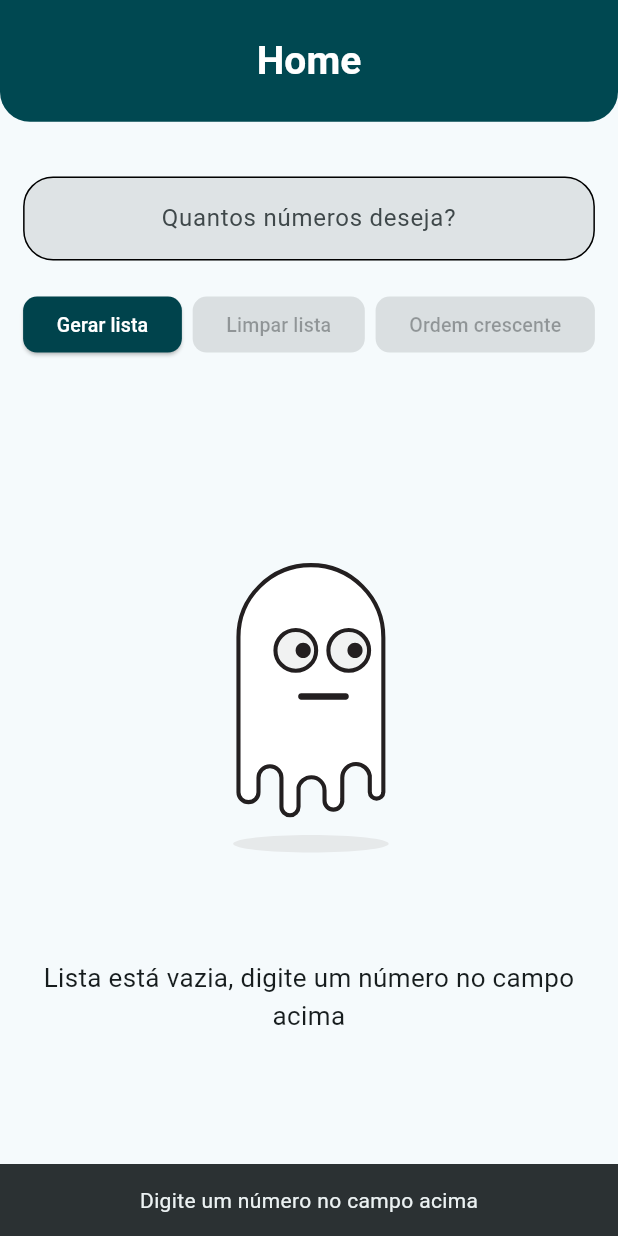
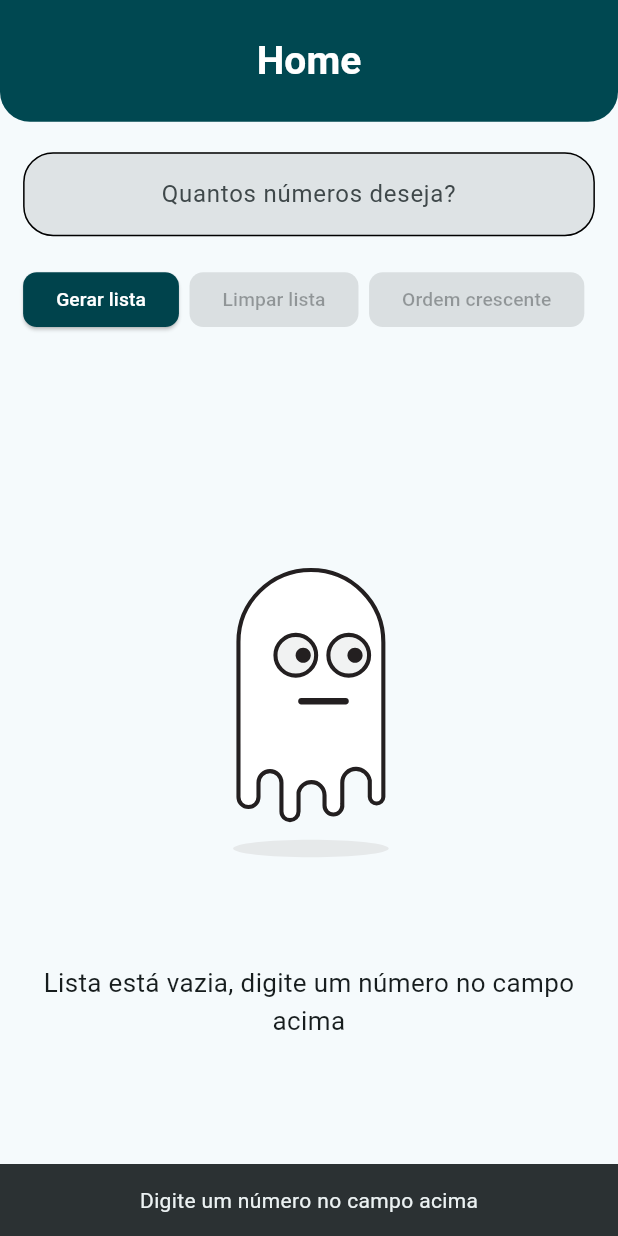
Before and after one commit to Carlos-Menezes94/app_case, a Flutter app: the screen it shows after launch, after a tap on "Gerar lista", on a phone screen of 412 x 824 dp. Run offline on Flutter 3.47's test engine with Material 3 defaults, Android fonts, the phone set to English and light mode, and no system bars; our stand-ins replace flutter_screenutil, get_it, lottie; Roboto replaces fonts that are missing (Montserrat).

Commit message:
validating ascending order of the list, displaying ordered list feedback, adjusting home buttons, adjusting store and dependency injector

```diff
--- a/lib/app/core/dependency_injector/dependecy_injector.dart
+++ b/lib/app/core/dependency_injector/dependecy_injector.dart
@@ -10,7 +10,7 @@ class DependecyInjector {
 
     getIt.registerSingleton<ExamApiRepositoryAbstract>(ExamApiImpl());
 
-    getIt.registerSingleton(HomeStore(null));
+    getIt.registerSingleton(HomeStore());
 
     getIt.registerFactory(() => HomeController(
           homeStore: GetIt.I.get<HomeStore>(),
--- a/lib/app/data/repositories/exam_api_repository_impl.dart
+++ b/lib/app/data/repositories/exam_api_repository_impl.dart
@@ -25,9 +25,9 @@ class ExamApiImpl extends ExamApiRepositoryAbstract {
   bool checkOrder(List<int> numbers) {
     for (int i = 1; i < numbers.length; i++) {
       if (numbers[i] < numbers[i - 1]) {
-        return false;
+        return true;
       }
     }
-    return true;
+    return false;
   }
 }
--- a/lib/app/ui/home/pages/home_page.dart
+++ b/lib/app/ui/home/pages/home_page.dart
@@ -61,8 +61,7 @@ class _HomePageState extends State<HomePage> with ScreenUtilityMixin {
           valueListenable: _controller.homeStore.storeState,
           builder: (BuildContext context, state, Widget? child) {
             return Padding(
-              padding: EdgeInsets.symmetric(
-                  horizontal: setWidth(16), vertical: setHeight(16)),
+              padding: EdgeInsets.symmetric(horizontal: setWidth(16)),
               child: Column(
                 children: [
                   SizedBox(height: setHeight(20)),
@@ -73,7 +72,8 @@ class _HomePageState extends State<HomePage> with ScreenUtilityMixin {
                     keyboardType: TextInputType.number,
                     textAlign: TextAlign.center,
                     onChanged: (value) {
-                      _controller.homeStore.storeQaunt.value = value;
+                      _controller.homeStore.storeAmountRandomNumbers.value =
+                          value;
                     },
                     decoration: InputDecoration(
                       hintText: 'Quantos números deseja?',
@@ -91,20 +91,14 @@ class _HomePageState extends State<HomePage> with ScreenUtilityMixin {
                       children: [
                         const ButtonsHomeWidget(),
                         SizedBox(width: setWidth(8)),
-                        ElevatedButton(
-                          style: ElevatedButton.styleFrom(
-                              backgroundColor: const Color(0xFF00434C)),
-                          onPressed: _controller.homeStore
-                                  .storeListRandomNumbers.value.isNotEmpty
-                              ? () {
-                                  _controller.sortRandomNumbers();
-                                }
-                              : null,
-                          child: const Text('Ordem crescente'),
-                        ),
                       ],
                     ),
                   ),
+                  SizedBox(height: setHeight(20)),
+                  if (_controller
+                      .homeStore.storeListRandomNumbers.value.isNotEmpty)
+                    Text(
+                        'Quantidade de itens na lista: ${_controller.homeStore.storeAmountRandomNumbers.value}'),
                   SizedBox(height: setHeight(20)),
                   _controller.homeStore.storeState.value.isLoading()
                       ? const CircularProgressIndicator(
@@ -163,6 +157,15 @@ class _HomePageState extends State<HomePage> with ScreenUtilityMixin {
                                               .homeStore
                                               .storeListRandomNumbers
                                               .value[index]),
+                                          decoration: BoxDecoration(
+                                              border: Border.all(
+                                                  color:
+                                                      const Color(0xFF00434C),
+                                                  width: 2),
+                                              borderRadius:
+                                                  BorderRadius.circular(12)),
+                                          margin: const EdgeInsets.symmetric(
+                                              vertical: 8),
                                           child: ListTile(
                                             enableFeedback: true,
                                             title: Text(
--- a/lib/app/ui/home/stores/home_store.dart
+++ b/lib/app/ui/home/stores/home_store.dart
@@ -1,11 +1,9 @@
 import 'package:app_random_numbers/app/core/utils/app_state_util.dart';
 import 'package:flutter/material.dart';
 
-class HomeStore extends ValueNotifier {
-  HomeStore(super.value);
-
+class HomeStore {
   ValueNotifier<List<int>> storeListRandomNumbers = ValueNotifier([]);
-  ValueNotifier<String> storeQaunt = ValueNotifier('');
+  ValueNotifier<String> storeAmountRandomNumbers = ValueNotifier('');
   ValueNotifier<BuildContext?> storeContextHome = ValueNotifier(null);
   ValueNotifier<AppStateUtil> storeState = ValueNotifier(AppStateUtil.idle());
   ValueNotifier<int?> stateDraggedIndex = ValueNotifier(null);
--- a/lib/app/ui/home/widgets/buttons_home_widget.dart
+++ b/lib/app/ui/home/widgets/buttons_home_widget.dart
@@ -31,7 +31,8 @@ class _ButtonsHomeWidgetState extends State<ButtonsHomeWidget>
                   ),
                   onPressed: () {
                     _controller.getListNumbersRandom(
-                        numberCount: _controller.homeStore.storeQaunt.value);
+                        numberCount: _controller
+                            .homeStore.storeAmountRandomNumbers.value);
                   },
                   child: const Text('Gerar lista'),
                 ),
@@ -47,6 +48,18 @@ class _ButtonsHomeWidgetState extends State<ButtonsHomeWidget>
                       : null,
                   child: const Text('Limpar lista'),
                 ),
+                spaceBetweenButtons,
+                ElevatedButton(
+                  style: ElevatedButton.styleFrom(
+                      backgroundColor: const Color(0xFF00434C)),
+                  onPressed: _controller
+                          .homeStore.storeListRandomNumbers.value.isNotEmpty
+                      ? () {
+                          _controller.verifyAscendingOrderList();
+                        }
+                      : null,
+                  child: const Text('Ordem crescente'),
+                ),
               ],
             ),
           );
```
Also changed, not shown: lib/app/ui/home/controllers/home_controller.dart (+12 -3 lines).
